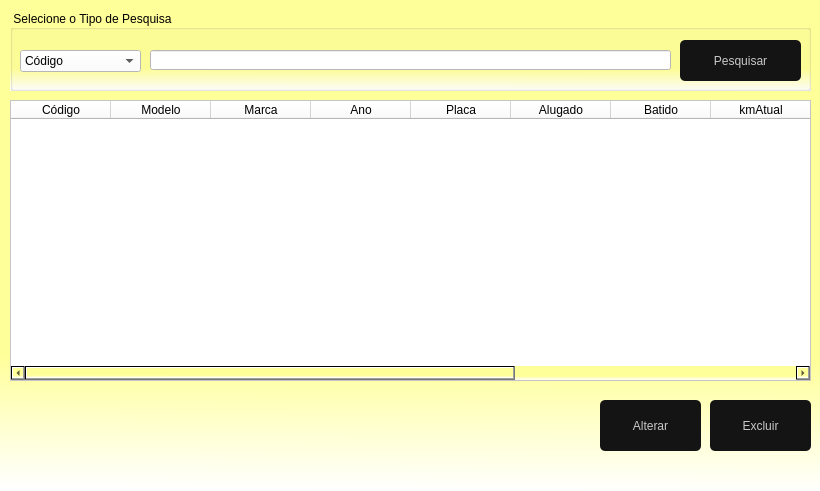
This is View/UI/frmPesqVeiculos.ui in pedr0o7/Projeto_Integrador_6 as Qt 5 draws it before an edit. The edited form follows.
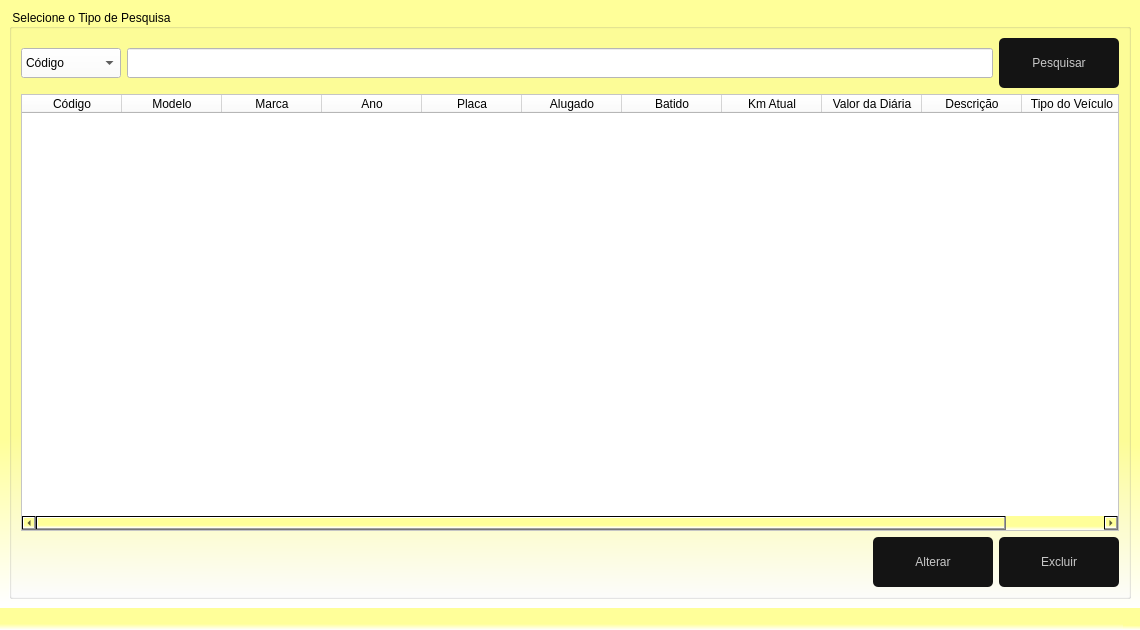
This is the edited form. Icons and pictures are not drawn.

Diff of the .ui file:
```diff
--- a/View/UI/frmPesqVeiculos.ui
+++ b/View/UI/frmPesqVeiculos.ui
@@ -1,57 +1,109 @@
 <?xml version="1.0" encoding="UTF-8"?>
 <ui version="4.0">
  <class>frmPesqVeiculos</class>
- <widget class="QDialog" name="frmPesqVeiculos">
+ <widget class="QMainWindow" name="frmPesqVeiculos">
   <property name="geometry">
    <rect>
     <x>0</x>
     <y>0</y>
-    <width>820</width>
-    <height>491</height>
+    <width>1140</width>
+    <height>630</height>
    </rect>
   </property>
+  <property name="minimumSize">
+   <size>
+    <width>1140</width>
+    <height>630</height>
+   </size>
+  </property>
   <property name="windowTitle">
    <string>Lista de Cliente</string>
   </property>
   <property name="styleSheet">
    <string notr="true">background-color: qlineargradient(spread:pad, x1:0.508, y1:0.727, x2:0.505, y2:1, stop:0 rgba(255, 255, 153, 255), stop:1 rgba(255, 255, 255, 255))</string>
   </property>
+  <widget class="QWidget" name="centralwidget">
+   <layout class="QGridLayout" name="gridLayout_2">
+    <item row="0" column="0">
   <widget class="QGroupBox" name="groupBox">
-   <property name="geometry">
-    <rect>
-     <x>10</x>
-     <y>10</y>
-     <width>801</width>
-     <height>81</height>
-    </rect>
-   </property>
    <property name="styleSheet">
     <string notr="true">font: 87 10pt &quot;Arial&quot;;</string>
    </property>
    <property name="title">
     <string>Selecione o Tipo de Pesquisa</string>
    </property>
+      <layout class="QGridLayout" name="gridLayout">
+       <item row="0" column="0">
+        <widget class="QComboBox" name="cbPesquisa">
+         <property name="minimumSize">
+          <size>
+           <width>100</width>
+           <height>30</height>
+          </size>
+         </property>
+         <property name="maximumSize">
+          <size>
+           <width>100</width>
+           <height>30</height>
+          </size>
+         </property>
+         <property name="styleSheet">
+          <string notr="true">font: 87 10pt &quot;Arial&quot;;
+background-color: rgb(255, 255, 255);</string>
+         </property>
+         <item>
+          <property name="text">
+           <string>Código</string>
+          </property>
+         </item>
+         <item>
+          <property name="text">
+           <string>Marca</string>
+          </property>
+         </item>
+         <item>
+          <property name="text">
+           <string>Modelo</string>
+          </property>
+         </item>
+         <item>
+          <property name="text">
+           <string>Disponível</string>
+          </property>
+         </item>
+         <item>
+          <property name="text">
+           <string>Alugado</string>
+          </property>
+         </item>
+        </widget>
+       </item>
+       <item row="0" column="1">
    <widget class="QLineEdit" name="edtPesquisa_2">
-    <property name="geometry">
-     <rect>
-      <x>140</x>
-      <y>40</y>
-      <width>521</width>
-      <height>20</height>
-     </rect>
+         <property name="minimumSize">
+          <size>
+           <width>0</width>
+           <height>30</height>
+          </size>
     </property>
     <property name="styleSheet">
      <string notr="true">background-color: rgb(255, 255, 255);</string>
     </property>
    </widget>
+       </item>
+       <item row="0" column="2">
    <widget class="QPushButton" name="btnPesquisa">
-    <property name="geometry">
-     <rect>
-      <x>670</x>
-      <y>30</y>
-      <width>121</width>
-      <height>41</height>
-     </rect>
+         <property name="minimumSize">
+          <size>
+           <width>120</width>
+           <height>50</height>
+          </size>
+         </property>
+         <property name="maximumSize">
+          <size>
+           <width>120</width>
+           <height>50</height>
+          </size>
     </property>
     <property name="cursor">
      <cursorShape>PointingHandCursor</cursorShape>
@@ -90,141 +142,9 @@
      </size>
     </property>
    </widget>
-   <widget class="QComboBox" name="cbPesquisa">
-    <property name="geometry">
-     <rect>
-      <x>10</x>
-      <y>40</y>
-      <width>121</width>
-      <height>22</height>
-     </rect>
-    </property>
-    <property name="styleSheet">
-     <string notr="true">font: 87 10pt &quot;Arial&quot;;
-background-color: rgb(255, 255, 255);</string>
-    </property>
-    <item>
-     <property name="text">
-      <string>Código</string>
-     </property>
-    </item>
-    <item>
-     <property name="text">
-      <string>Marca</string>
-     </property>
-    </item>
-    <item>
-     <property name="text">
-      <string>Modelo</string>
-     </property>
-    </item>
-    <item>
-     <property name="text">
-      <string>Disponível</string>
-     </property>
-    </item>
-    <item>
-     <property name="text">
-      <string>Alugado</string>
-     </property>
-    </item>
-   </widget>
-  </widget>
-  <widget class="QPushButton" name="btnAlterar_2">
-   <property name="geometry">
-    <rect>
-     <x>600</x>
-     <y>400</y>
-     <width>101</width>
-     <height>51</height>
-    </rect>
-   </property>
-   <property name="styleSheet">
-    <string notr="true">QPushButton{
-border-radius: 5px;
-background-color: rgb(20,20,20);
-color:rgb(200,200,200);
-font: 87 12pt &quot;Arial&quot;;
-}
-
-QPushButton:hover{ 
-background-color:rgb(0, 0, 0);
-color: rbg(200,200,200)
-}
-
-QPushButton:pressed{
-background-color:rgb(0,0,30);
-color:rbg(200,200,200)
-}
-
-</string>
-   </property>
-   <property name="text">
-    <string>Alterar</string>
-   </property>
-   <property name="icon">
-    <iconset>
-     <normaloff>../../Imagens/Alterar.png</normaloff>../../Imagens/Alterar.png</iconset>
-   </property>
-   <property name="iconSize">
-    <size>
-     <width>35</width>
-     <height>35</height>
-    </size>
-   </property>
-  </widget>
-  <widget class="QPushButton" name="btnExcluir">
-   <property name="geometry">
-    <rect>
-     <x>710</x>
-     <y>400</y>
-     <width>101</width>
-     <height>51</height>
-    </rect>
-   </property>
-   <property name="styleSheet">
-    <string notr="true">QPushButton{
-border-radius: 5px;
-background-color: rgb(20,20,20);
-color:rgb(200,200,200);
-font: 87 12pt &quot;Arial&quot;;
-}
-
-QPushButton:hover{ 
-background-color:rgb(0, 0, 0);
-color: rbg(200,200,200)
-}
-
-QPushButton:pressed{
-background-color:rgb(0,0,30);
-color:rbg(200,200,200)
-}
-
-</string>
-   </property>
-   <property name="text">
-    <string>Excluir</string>
-   </property>
-   <property name="icon">
-    <iconset>
-     <normaloff>../../Imagens/lixeira.png</normaloff>../../Imagens/lixeira.png</iconset>
-   </property>
-   <property name="iconSize">
-    <size>
-     <width>30</width>
-     <height>30</height>
-    </size>
-   </property>
-  </widget>
+       </item>
+       <item row="1" column="0" colspan="3">
   <widget class="QTableWidget" name="gridVeiculos">
-   <property name="geometry">
-    <rect>
-     <x>10</x>
-     <y>100</y>
-     <width>801</width>
-     <height>281</height>
-    </rect>
-   </property>
    <property name="styleSheet">
     <string notr="true">alternate-background-color: rgb(255, 255, 255);
 background-color: rgb(255, 255, 255);
@@ -234,58 +154,196 @@
     <property name="text">
      <string>Código</string>
     </property>
+          <property name="textAlignment">
+           <set>AlignCenter</set>
+          </property>
    </column>
    <column>
     <property name="text">
      <string>Modelo</string>
     </property>
+          <property name="textAlignment">
+           <set>AlignCenter</set>
+          </property>
    </column>
    <column>
     <property name="text">
      <string>Marca</string>
     </property>
+          <property name="textAlignment">
+           <set>AlignCenter</set>
+          </property>
    </column>
    <column>
     <property name="text">
      <string>Ano</string>
     </property>
+          <property name="textAlignment">
+           <set>AlignCenter</set>
+          </property>
    </column>
    <column>
     <property name="text">
      <string>Placa</string>
     </property>
+          <property name="textAlignment">
+           <set>AlignCenter</set>
+          </property>
    </column>
    <column>
     <property name="text">
      <string>Alugado</string>
     </property>
+          <property name="textAlignment">
+           <set>AlignCenter</set>
+          </property>
    </column>
    <column>
     <property name="text">
      <string>Batido</string>
     </property>
+          <property name="textAlignment">
+           <set>AlignCenter</set>
+          </property>
    </column>
    <column>
     <property name="text">
-     <string>kmAtual</string>
+           <string>Km Atual</string>
+          </property>
+          <property name="textAlignment">
+           <set>AlignCenter</set>
     </property>
    </column>
    <column>
     <property name="text">
      <string>Valor da Diária</string>
     </property>
+          <property name="textAlignment">
+           <set>AlignCenter</set>
+          </property>
    </column>
    <column>
     <property name="text">
-     <string>descricao</string>
+           <string>Descrição</string>
+          </property>
+          <property name="textAlignment">
+           <set>AlignCenter</set>
     </property>
    </column>
    <column>
     <property name="text">
      <string>Tipo do Veículo</string>
     </property>
-   </column>
-  </widget>
+          <property name="textAlignment">
+           <set>AlignCenter</set>
+          </property>
+         </column>
+        </widget>
+       </item>
+       <item row="2" column="1" alignment="Qt::AlignRight">
+        <widget class="QPushButton" name="btnAlterar_2">
+         <property name="minimumSize">
+          <size>
+           <width>120</width>
+           <height>50</height>
+          </size>
+         </property>
+         <property name="maximumSize">
+          <size>
+           <width>120</width>
+           <height>50</height>
+          </size>
+         </property>
+         <property name="styleSheet">
+          <string notr="true">QPushButton{
+border-radius: 5px;
+background-color: rgb(20,20,20);
+color:rgb(200,200,200);
+font: 87 12pt &quot;Arial&quot;;
+}
+
+QPushButton:hover{ 
+background-color:rgb(0, 0, 0);
+color: rbg(200,200,200)
+}
+
+QPushButton:pressed{
+background-color:rgb(0,0,30);
+color:rbg(200,200,200)
+}
+
+</string>
+         </property>
+         <property name="text">
+          <string>Alterar</string>
+         </property>
+         <property name="icon">
+          <iconset>
+           <normaloff>../../Imagens/Alterar.png</normaloff>../../Imagens/Alterar.png</iconset>
+         </property>
+         <property name="iconSize">
+          <size>
+           <width>35</width>
+           <height>35</height>
+          </size>
+         </property>
+        </widget>
+       </item>
+       <item row="2" column="2" alignment="Qt::AlignRight">
+        <widget class="QPushButton" name="btnExcluir">
+         <property name="minimumSize">
+          <size>
+           <width>120</width>
+           <height>50</height>
+          </size>
+         </property>
+         <property name="maximumSize">
+          <size>
+           <width>120</width>
+           <height>50</height>
+          </size>
+         </property>
+         <property name="styleSheet">
+          <string notr="true">QPushButton{
+border-radius: 5px;
+background-color: rgb(20,20,20);
+color:rgb(200,200,200);
+font: 87 12pt &quot;Arial&quot;;
+}
+
+QPushButton:hover{ 
+background-color:rgb(0, 0, 0);
+color: rbg(200,200,200)
+}
+
+QPushButton:pressed{
+background-color:rgb(0,0,30);
+color:rbg(200,200,200)
+}
+
+</string>
+         </property>
+         <property name="text">
+          <string>Excluir</string>
+         </property>
+         <property name="icon">
+          <iconset>
+           <normaloff>../../Imagens/lixeira.png</normaloff>../../Imagens/lixeira.png</iconset>
+         </property>
+         <property name="iconSize">
+          <size>
+           <width>30</width>
+           <height>30</height>
+          </size>
+         </property>
+        </widget>
+       </item>
+      </layout>
+     </widget>
+    </item>
+   </layout>
+  </widget>
+  <widget class="QStatusBar" name="statusbar"/>
  </widget>
  <resources/>
  <connections/>
```
Left out of the diff: 6 changed lines with no effect on the pictures. Lines whose indentation alone changed are shown as unchanged.
